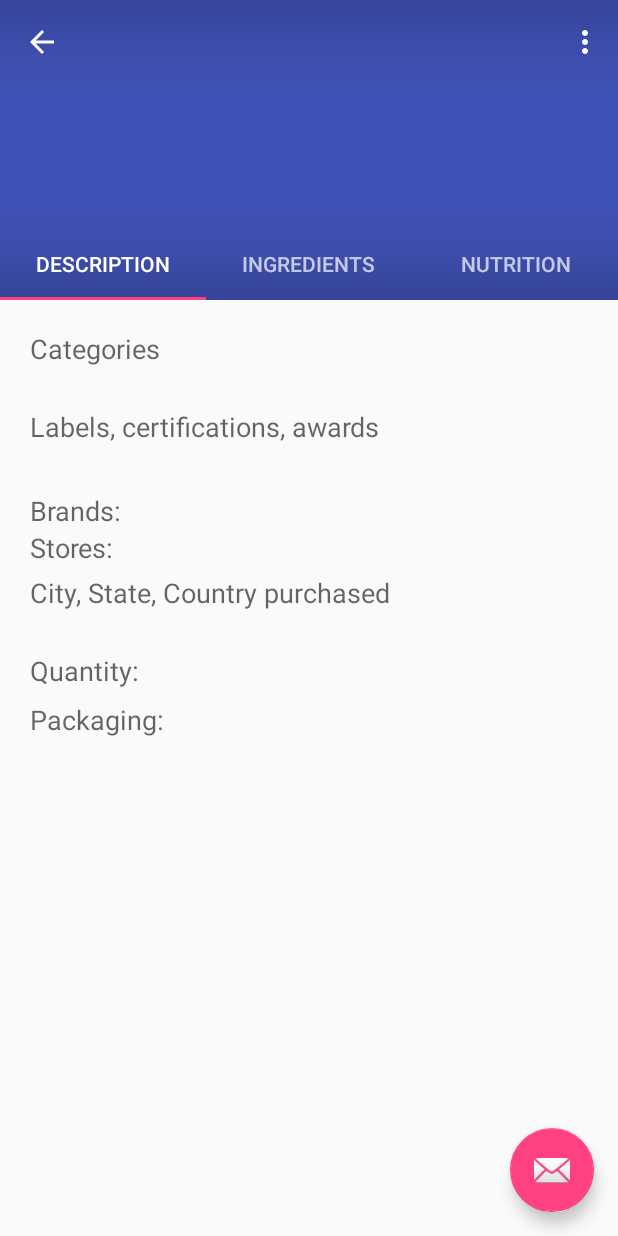
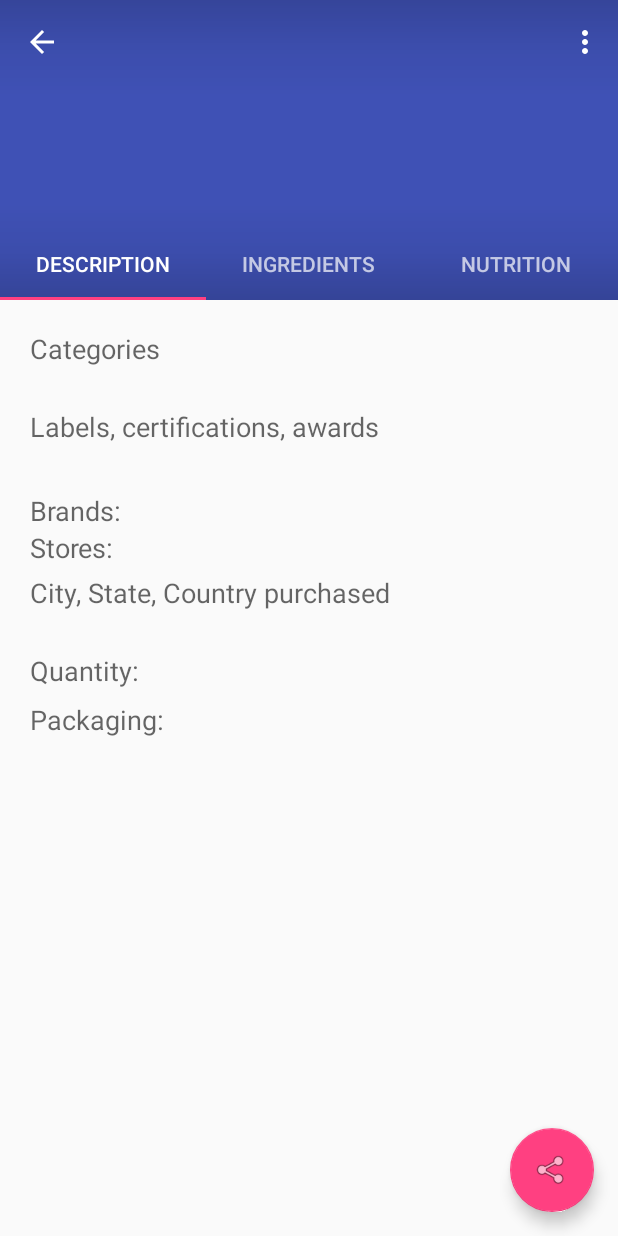
Before and after one commit to geocohn/Nutriscope, an Android app: the DetailActivity screen opened directly, with no data from a screen before it, on a phone screen of 412 x 824 dp. Run offline under Robolectric (Android 15) with nearby library versions, the phone set to English and light mode, and no system bars; our stand-ins replace Picasso; libraries missing offline, so code that uses them is left out: android.support.v7; pictures from the network do not load; 4 statements that could not run were skipped.

Commit message:
feat: Implement floating action button share

```diff
--- a/app/src/main/res/layout/activity_detail.xml
+++ b/app/src/main/res/layout/activity_detail.xml
@@ -92,6 +92,6 @@
         android:layout_height="wrap_content"
         android:layout_gravity="end|bottom"
         android:layout_margin="@dimen/fab_margin"
-        app:srcCompat="@android:drawable/ic_dialog_email" />
+        app:srcCompat="@android:drawable/ic_menu_share" />
 
 </android.support.design.widget.CoordinatorLayout>
```
Also changed, not shown: app/src/main/java/com/creationgroundmedia/nutriscope/detail/DetailActivity.java (+10 -2 lines).
